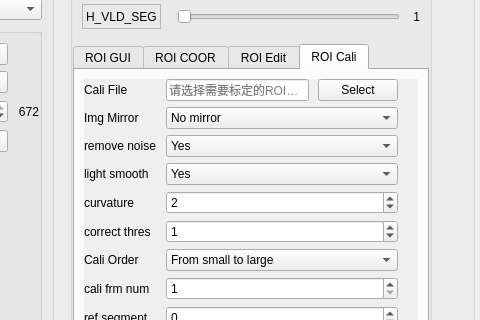
Old version of the form AdapsChip/ChipUI/gui/uis/pages/main_pages.ui in the repository HongGang-Pub/Adaps; both pictures show x 416 to 896 and y 118 to 438 of the 896 by 725 pixel window.
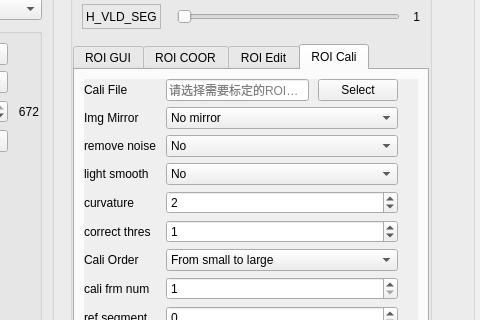
New version of the form. The open tabs and pages were chosen to show the change. Custom widgets are drawn as their Qt base class.

What changed in the file:
```diff
--- a/AdapsChip/ChipUI/gui/uis/pages/main_pages.ui
+++ b/AdapsChip/ChipUI/gui/uis/pages/main_pages.ui
@@ -2503,7 +2503,7 @@
                        </property>
                        <item>
                         <property name="text">
-                         <string>Yes</string>
+                         <string>No</string>
                         </property>
                        </item>
                        <item>
@@ -2553,7 +2553,7 @@
                        </property>
                        <item>
                         <property name="text">
-                         <string>Yes</string>
+                         <string>No</string>
                         </property>
                        </item>
                        <item>
```
Left out of the diff: 18 changed lines with no effect on the pictures.
